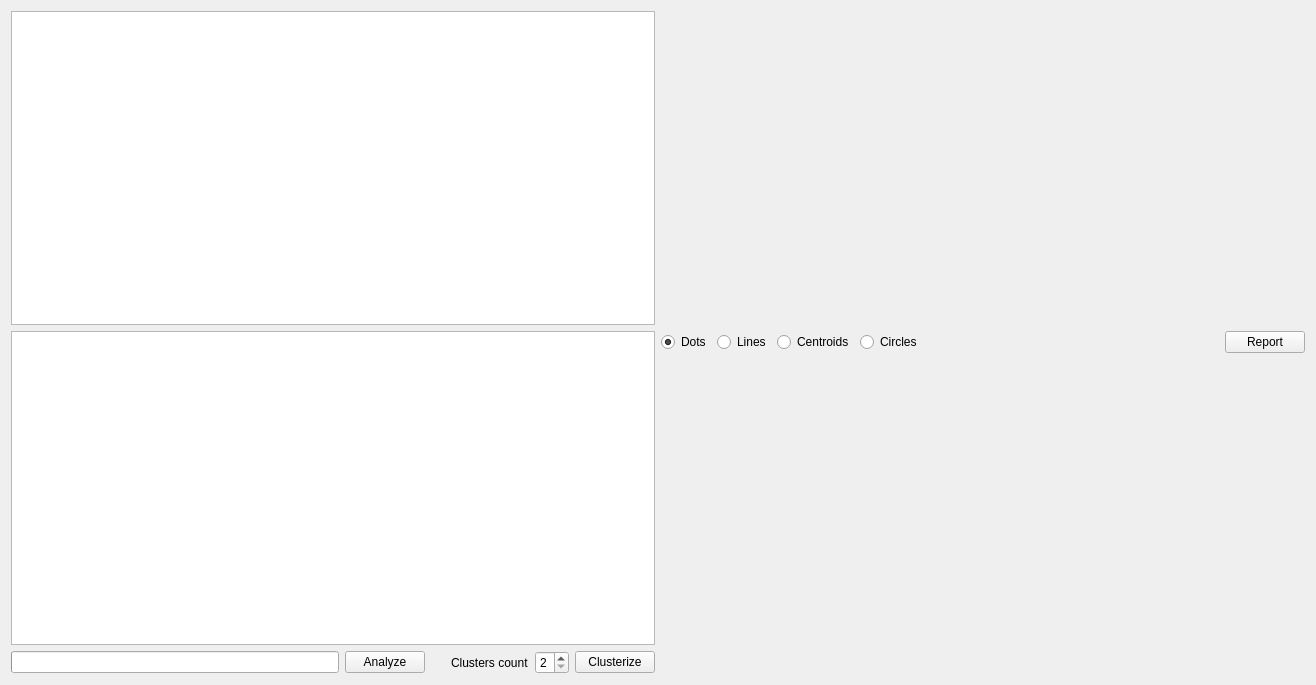
First picture: the form in src/mainwindow.ui, repository Kpuccmajl/repositories-clusterizer, before the edit.
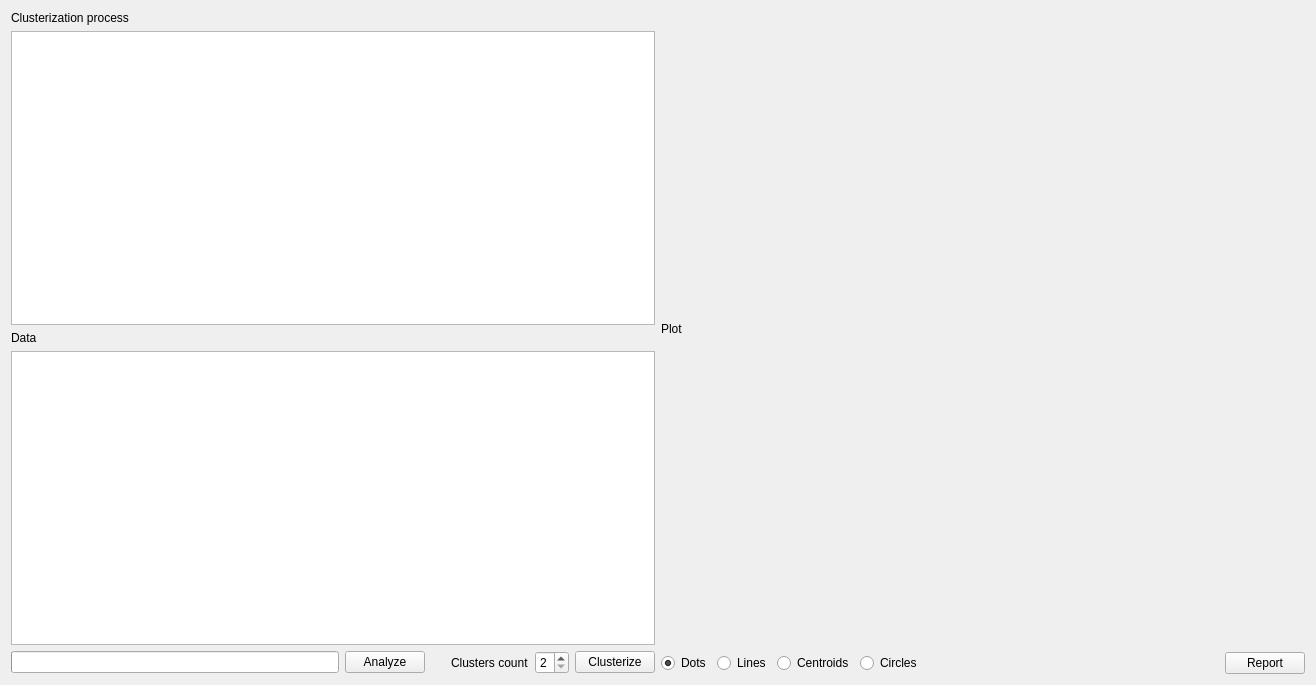
Second picture: the form after the edit. Icons and pictures are not drawn.

What changed in the file:
```diff
--- a/src/mainwindow.ui
+++ b/src/mainwindow.ui
@@ -20,7 +20,14 @@
   <widget class="QWidget" name="centralWidget">
    <layout class="QHBoxLayout" name="horizontalLayout_2" stretch="2,2">
     <item>
-     <layout class="QVBoxLayout" name="lay" stretch="1,1,0">
+     <layout class="QVBoxLayout" name="lay" stretch="0,1,0,1,0">
+      <item>
+       <widget class="QLabel" name="label_3">
+        <property name="text">
+         <string>Clusterization process</string>
+        </property>
+       </widget>
+      </item>
       <item>
        <widget class="QTextEdit" name="text">
         <property name="readOnly">
@@ -28,6 +35,13 @@
         </property>
        </widget>
       </item>
+      <item>
+       <widget class="QLabel" name="label">
+        <property name="text">
+         <string>Data</string>
+        </property>
+       </widget>
+      </item>
       <item>
        <widget class="QTableWidget" name="table">
         <property name="frameShape">
@@ -45,6 +59,9 @@
         <property name="selectionBehavior">
          <enum>QAbstractItemView::SelectRows</enum>
         </property>
+        <property name="sortingEnabled">
+         <bool>true</bool>
+        </property>
        </widget>
       </item>
       <item>
@@ -111,6 +128,13 @@
     </item>
     <item>
      <layout class="QVBoxLayout" name="layPlot">
+      <item>
+       <widget class="QLabel" name="label_4">
+        <property name="text">
+         <string>Plot</string>
+        </property>
+       </widget>
+      </item>
       <item>
        <layout class="QHBoxLayout" name="horizontalLayout_3">
         <item>
```
